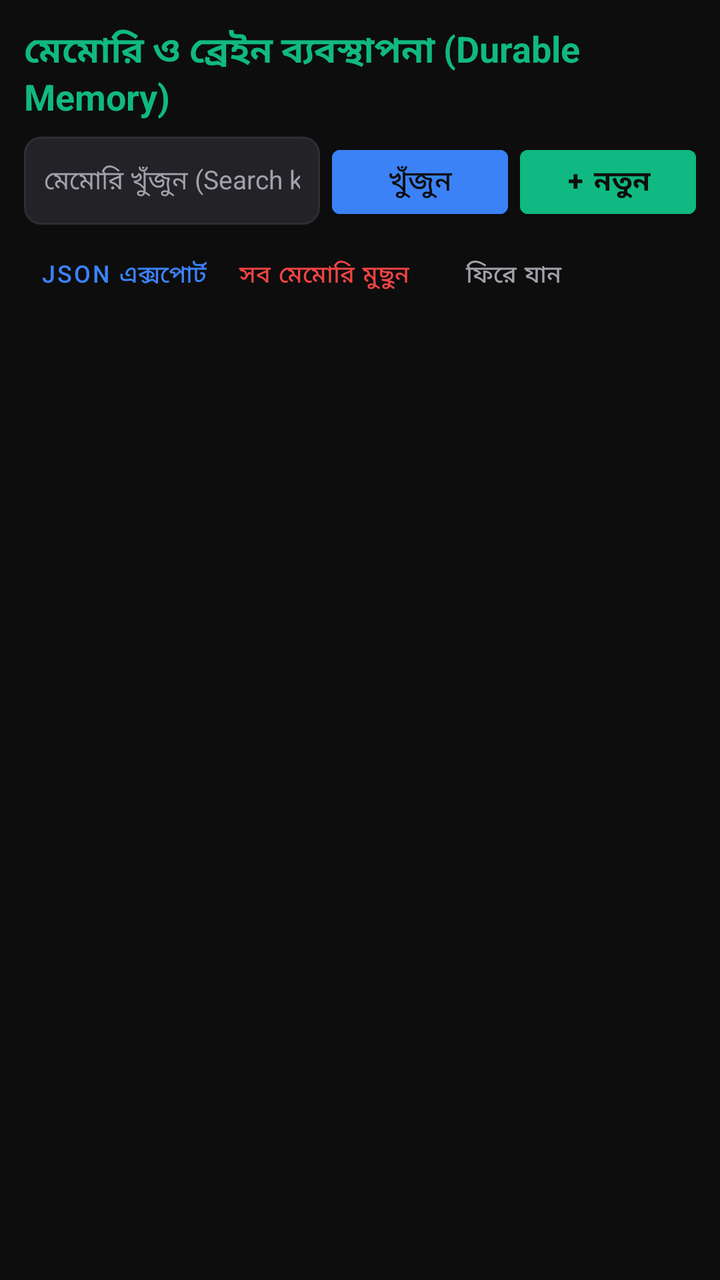
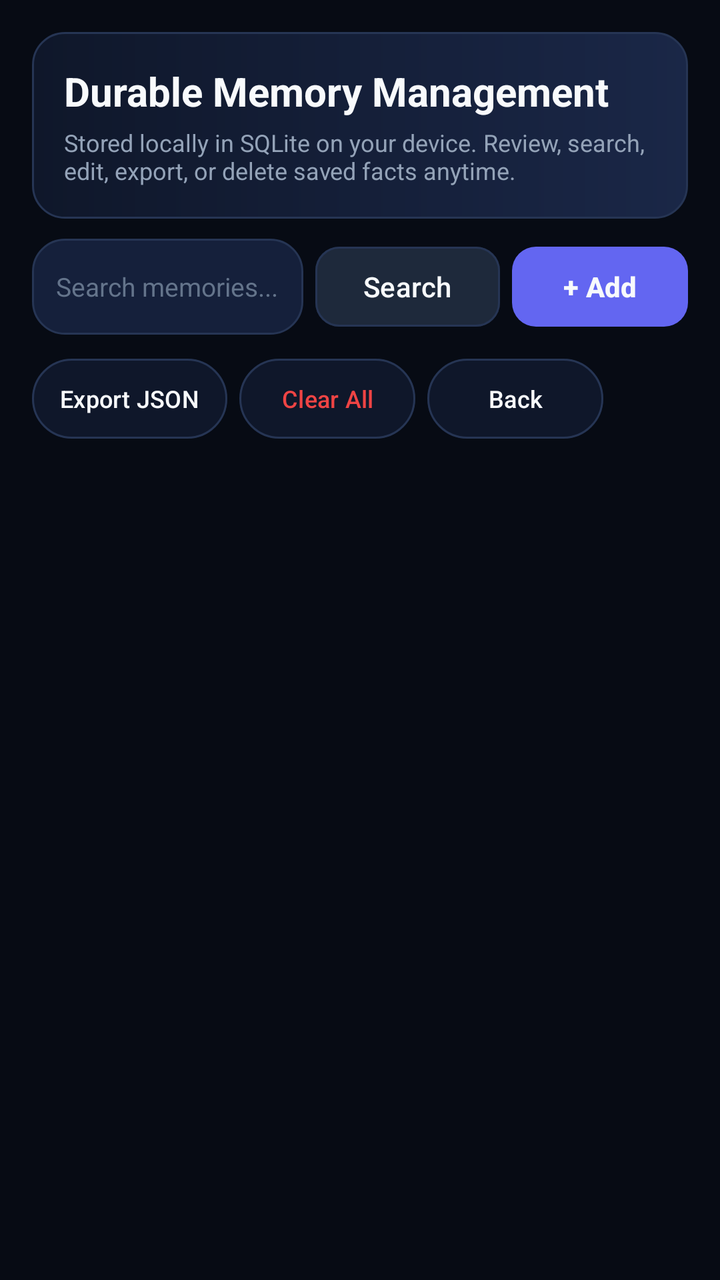

Before-and-after screenshots of an Android layout around one commit, followed by the original layout XML and the change that was made.
<!-- AndroidManifest.xml: application theme Theme.BengaliAgent -->
<!-- res/layout/activity_memory_settings.xml -->
<?xml version="1.0" encoding="utf-8"?>
<LinearLayout xmlns:android="http://schemas.android.com/apk/res/android"
    android:layout_width="match_parent"
    android:layout_height="match_parent"
    android:background="@color/bg_black"
    android:orientation="vertical"
    android:padding="12dp">

    <TextView
        android:layout_width="match_parent"
        android:layout_height="wrap_content"
        android:text="মেমোরি ও ব্রেইন ব্যবস্থাপনা (Durable Memory)"
        android:textColor="@color/accent_green"
        android:textSize="18sp"
        android:textStyle="bold" />

    
    <LinearLayout
        android:layout_width="match_parent"
        android:layout_height="wrap_content"
        android:layout_marginTop="8dp"
        android:orientation="horizontal">

        <EditText
            android:id="@+id/etSearchMemory"
            android:layout_width="0dp"
            android:layout_height="44dp"
            android:layout_weight="1"
            android:background="@drawable/bg_card"
            android:hint="মেমোরি খুঁজুন (Search keyword)..."
            android:inputType="text"
            android:paddingHorizontal="10dp"
            android:textColor="@color/text_primary"
            android:textColorHint="@color/text_secondary"
            android:textSize="13sp" />

        <Button
            android:id="@+id/btnSearchMemory"
            android:layout_width="wrap_content"
            android:layout_height="44dp"
            android:layout_marginStart="6dp"
            android:backgroundTint="@color/accent_blue"
            android:text="খুঁজুন" />

        <Button
            android:id="@+id/btnAddMemory"
            android:layout_width="wrap_content"
            android:layout_height="44dp"
            android:layout_marginStart="6dp"
            android:backgroundTint="@color/accent_green"
            android:text="+ নতুন"
            android:textColor="@color/bg_black"
            android:textStyle="bold" />
    </LinearLayout>

    
    <LinearLayout
        android:layout_width="match_parent"
        android:layout_height="wrap_content"
        android:layout_marginTop="6dp"
        android:gravity="center_vertical"
        android:orientation="horizontal">

        <Button
            android:id="@+id/btnExportMemory"
            style="@style/Widget.MaterialComponents.Button.TextButton"
            android:layout_width="wrap_content"
            android:layout_height="38dp"
            android:text="JSON এক্সপোর্ট"
            android:textColor="@color/accent_blue"
            android:textSize="12sp" />

        <Button
            android:id="@+id/btnClearAllMemory"
            style="@style/Widget.MaterialComponents.Button.TextButton"
            android:layout_width="wrap_content"
            android:layout_height="38dp"
            android:text="সব মেমোরি মুছুন"
            android:textColor="@color/accent_red"
            android:textSize="12sp" />

        <Button
            android:id="@+id/btnCloseMemory"
            style="@style/Widget.MaterialComponents.Button.TextButton"
            android:layout_width="wrap_content"
            android:layout_height="38dp"
            android:text="ফিরে যান"
            android:textColor="@color/text_secondary"
            android:textSize="12sp" />
    </LinearLayout>

    <androidx.recyclerview.widget.RecyclerView
        android:id="@+id/rvMemoryFacts"
        android:layout_width="match_parent"
        android:layout_height="0dp"
        android:layout_marginTop="6dp"
        android:layout_weight="1" />

</LinearLayout>
<!-- resources referenced by this layout -->
<resources>
  <color name="accent_blue">#3B82F6</color>
  <color name="accent_green">#10B981</color>
  <color name="bg_black">#0D0D0D</color>
  <color name="text_primary">#F4F4F5</color>
  <color name="text_secondary">#A1A1AA</color>
  <!-- drawable bg_card (drawable) -->
  <?xml version="1.0" encoding="utf-8"?>
  <shape xmlns:android="http://schemas.android.com/apk/res/android"
      android:shape="rectangle">
      <solid android:color="@color/bg_card" />
      <corners android:radius="8dp" />
      <stroke
          android:width="1dp"
          android:color="@color/divider" />
  </shape>
  <style name="Theme.BengaliAgent" parent="Theme.MaterialComponents.DayNight.NoActionBar">
          <item name="colorPrimary">@color/accent_green</item>
          <item name="colorPrimaryVariant">@color/bg_surface</item>
          <item name="colorOnPrimary">@color/bg_black</item>
          <item name="colorSecondary">@color/accent_blue</item>
          <item name="android:windowBackground">@color/bg_black</item>
          <item name="android:statusBarColor">@color/bg_black</item>
          <item name="android:navigationBarColor">@color/bg_black</item>
          <item name="android:textColorPrimary">@color/text_primary</item>
          <item name="android:textColorSecondary">@color/text_secondary</item>
      </style>
  <color name="bg_card">#222227</color>
  <color name="divider">#2E2E36</color>
  <color name="bg_surface">#18181B</color>
  <!-- unchanged entries left out for length: 1 -->
</resources>

<!-- the commit's change to res/layout/activity_memory_settings.xml (unified diff, before → after) -->
@@ -4,96 +4,108 @@
     android:layout_height="match_parent"
     android:background="@color/bg_black"
     android:orientation="vertical"
-    android:padding="12dp">
+    android:padding="@dimen/screen_padding">
 
-    <TextView
+    <LinearLayout
         android:layout_width="match_parent"
         android:layout_height="wrap_content"
-        android:text="মেমোরি ও ব্রেইন ব্যবস্থাপনা (Durable Memory)"
-        android:textColor="@color/accent_green"
-        android:textSize="18sp"
-        android:textStyle="bold" />
+        android:background="@drawable/bg_header_gradient"
+        android:orientation="vertical"
+        android:padding="@dimen/card_padding">
+
+        <TextView
+            android:layout_width="match_parent"
+            android:layout_height="wrap_content"
+            android:text="Durable Memory Management"
+            android:textColor="@color/text_primary"
+            android:textSize="20sp"
+            android:textStyle="bold" />
+
+        <TextView
+            android:layout_width="match_parent"
+            android:layout_height="wrap_content"
+            android:layout_marginTop="4dp"
+            android:text="Stored locally in SQLite on your device. Review, search, edit, export, or delete saved facts anytime."
+            android:textColor="@color/text_secondary"
+            android:textSize="12sp" />
+    </LinearLayout>
+
+    
+    <LinearLayout
+        android:layout_width="match_parent"
+        android:layout_height="wrap_content"
+        android:layout_marginTop="10dp"
+        android:gravity="center_vertical"
+        android:orientation="horizontal">
+
+        <EditText
+            android:id="@+id/etSearchMemory"
+            android:layout_width="0dp"
+            android:layout_height="48dp"
+            android:layout_weight="1"
+            android:background="@drawable/bg_card"
+            android:hint="Search memories..."
+            android:inputType="text"
+            android:paddingHorizontal="12dp"
+            android:textColor="@color/text_primary"
+            android:textColorHint="@color/text_muted"
+            android:textSize="13sp" />
+
+        <Button
+            android:id="@+id/btnSearchMemory"
+            style="@style/Widget.BengaliAgent.Button.Secondary"
+            android:layout_width="wrap_content"
+            android:layout_height="48dp"
+            android:layout_marginStart="6dp"
+            android:text="Search" />
+
+        <Button
+            android:id="@+id/btnAddMemory"
+            style="@style/Widget.BengaliAgent.Button.Primary"
+            android:layout_width="wrap_content"
+            android:layout_height="48dp"
+            android:layout_marginStart="6dp"
+            android:text="+ Add" />
+    </LinearLayout>
 
     
     <LinearLayout
         android:layout_width="match_parent"
         android:layout_height="wrap_content"
         android:layout_marginTop="8dp"
-        android:orientation="horizontal">
-
-        <EditText
-            android:id="@+id/etSearchMemory"
-            android:layout_width="0dp"
-            android:layout_height="44dp"
-            android:layout_weight="1"
-            android:background="@drawable/bg_card"
-            android:hint="মেমোরি খুঁজুন (Search keyword)..."
-            android:inputType="text"
-            android:paddingHorizontal="10dp"
-            android:textColor="@color/text_primary"
-            android:textColorHint="@color/text_secondary"
-            android:textSize="13sp" />
-
-        <Button
-            android:id="@+id/btnSearchMemory"
-            android:layout_width="wrap_content"
-            android:layout_height="44dp"
-            android:layout_marginStart="6dp"
-            android:backgroundTint="@color/accent_blue"
-            android:text="খুঁজুন" />
-
-        <Button
-            android:id="@+id/btnAddMemory"
-            android:layout_width="wrap_content"
-            android:layout_height="44dp"
-            android:layout_marginStart="6dp"
-            android:backgroundTint="@color/accent_green"
-            android:text="+ নতুন"
-            android:textColor="@color/bg_black"
-            android:textStyle="bold" />
-    </LinearLayout>
-
-    
-    <LinearLayout
-        android:layout_width="match_parent"
-        android:layout_height="wrap_content"
-        android:layout_marginTop="6dp"
         android:gravity="center_vertical"
         android:orientation="horizontal">
 
         <Button
             android:id="@+id/btnExportMemory"
-            style="@style/Widget.MaterialComponents.Button.TextButton"
+            style="@style/Widget.BengaliAgent.Button.Pill"
             android:layout_width="wrap_content"
-            android:layout_height="38dp"
-            android:text="JSON এক্সপোর্ট"
-            android:textColor="@color/accent_blue"
-            android:textSize="12sp" />
+            android:layout_height="48dp"
+            android:layout_marginEnd="6dp"
+            android:text="Export JSON" />
 
         <Button
             android:id="@+id/btnClearAllMemory"
-            style="@style/Widget.MaterialComponents.Button.TextButton"
+            style="@style/Widget.BengaliAgent.Button.Pill"
             android:layout_width="wrap_content"
-            android:layout_height="38dp"
-            android:text="সব মেমোরি মুছুন"
-            android:textColor="@color/accent_red"
-            android:textSize="12sp" />
+            android:layout_height="48dp"
+            android:layout_marginEnd="6dp"
+            android:text="Clear All"
+            android:textColor="@color/accent_red" />
 
         <Button
             android:id="@+id/btnCloseMemory"
-            style="@style/Widget.MaterialComponents.Button.TextButton"
+            style="@style/Widget.BengaliAgent.Button.Pill"
             android:layout_width="wrap_content"
-            android:layout_height="38dp"
-            android:text="ফিরে যান"
-            android:textColor="@color/text_secondary"
-            android:textSize="12sp" />
+            android:layout_height="48dp"
+            android:text="Back" />
     </LinearLayout>
 
     <androidx.recyclerview.widget.RecyclerView
         android:id="@+id/rvMemoryFacts"
         android:layout_width="match_parent"
         android:layout_height="0dp"
-        android:layout_marginTop="6dp"
+        android:layout_marginTop="8dp"
         android:layout_weight="1" />
 
 </LinearLayout>
<!-- resource entries referenced after the edit -->
@@ -1,34 +1,88 @@
 <!-- resources referenced by this layout -->
 <resources>
-  <color name="accent_blue">#3B82F6</color>
-  <color name="accent_green">#10B981</color>
-  <color name="bg_black">#0D0D0D</color>
-  <color name="text_primary">#F4F4F5</color>
-  <color name="text_secondary">#A1A1AA</color>
+  <color name="bg_black">#070B14</color>
+  <color name="text_muted">#64748B</color>
+  <color name="text_primary">#F8FAFC</color>
+  <color name="text_secondary">#94A3B8</color>
+  <dimen name="card_padding">16dp</dimen>
+  <dimen name="screen_padding">16dp</dimen>
   <!-- drawable bg_card (drawable) -->
   <?xml version="1.0" encoding="utf-8"?>
   <shape xmlns:android="http://schemas.android.com/apk/res/android"
       android:shape="rectangle">
       <solid android:color="@color/bg_card" />
-      <corners android:radius="8dp" />
+      <corners android:radius="@dimen/card_radius" />
       <stroke
           android:width="1dp"
           android:color="@color/divider" />
   </shape>
-  <style name="Theme.BengaliAgent" parent="Theme.MaterialComponents.DayNight.NoActionBar">
-          <item name="colorPrimary">@color/accent_green</item>
-          <item name="colorPrimaryVariant">@color/bg_surface</item>
-          <item name="colorOnPrimary">@color/bg_black</item>
-          <item name="colorSecondary">@color/accent_blue</item>
+  <!-- drawable bg_header_gradient (drawable) -->
+  <?xml version="1.0" encoding="utf-8"?>
+  <shape xmlns:android="http://schemas.android.com/apk/res/android"
+      android:shape="rectangle">
+      <gradient
+          android:angle="0"
+          android:endColor="#1A2747"
+          android:startColor="#0F172A"
+          android:type="linear" />
+      <corners android:radius="@dimen/card_radius" />
+      <stroke
+          android:width="1dp"
+          android:color="@color/divider" />
+  </shape>
+  <style name="Widget.BengaliAgent.Button.Pill" parent="Widget.Material3.Button.OutlinedButton">
+          <item name="backgroundTint">@color/bg_surface</item>
+          <item name="android:textColor">@color/text_primary</item>
+          <item name="strokeColor">@color/divider</item>
+          <item name="strokeWidth">1dp</item>
+          <item name="cornerRadius">@dimen/pill_radius</item>
+          <item name="android:minHeight">48dp</item>
+          <item name="android:paddingLeft">14dp</item>
+          <item name="android:paddingRight">14dp</item>
+          <item name="android:textAllCaps">false</item>
+          <item name="android:textSize">12sp</item>
+      </style>
+  <style name="Widget.BengaliAgent.Button.Primary" parent="Widget.Material3.Button">
+          <item name="backgroundTint">@color/accent_primary</item>
+          <item name="android:textColor">@color/text_primary</item>
+          <item name="cornerRadius">@dimen/button_radius</item>
+          <item name="android:minHeight">@dimen/touch_target_min</item>
+          <item name="android:textAllCaps">false</item>
+          <item name="android:textStyle">bold</item>
+      </style>
+  <style name="Widget.BengaliAgent.Button.Secondary" parent="Widget.Material3.Button.TonalButton">
+          <item name="backgroundTint">@color/bg_card_elevated</item>
+          <item name="android:textColor">@color/text_primary</item>
+          <item name="cornerRadius">@dimen/button_radius</item>
+          <item name="strokeColor">@color/divider</item>
+          <item name="strokeWidth">1dp</item>
+          <item name="android:minHeight">@dimen/touch_target_min</item>
+          <item name="android:textAllCaps">false</item>
+      </style>
+  <style name="Theme.BengaliAgent" parent="Theme.Material3.Dark.NoActionBar">
+          <item name="colorPrimary">@color/accent_primary</item>
+          <item name="colorOnPrimary">@color/text_primary</item>
+          <item name="colorSecondary">@color/accent_cyan</item>
+          <item name="colorOnSecondary">@color/bg_black</item>
+          <item name="colorSurface">@color/bg_surface</item>
+          <item name="colorOnSurface">@color/text_primary</item>
+          <item name="colorError">@color/accent_red</item>
           <item name="android:windowBackground">@color/bg_black</item>
           <item name="android:statusBarColor">@color/bg_black</item>
           <item name="android:navigationBarColor">@color/bg_black</item>
           <item name="android:textColorPrimary">@color/text_primary</item>
           <item name="android:textColorSecondary">@color/text_secondary</item>
       </style>
-  <color name="bg_card">#222227</color>
-  <color name="divider">#2E2E36</color>
-  <color name="bg_surface">#18181B</color>
+  <color name="bg_card">#15203B</color>
+  <dimen name="card_radius">16dp</dimen>
+  <color name="divider">#263554</color>
+  <color name="bg_surface">#0F172A</color>
+  <dimen name="pill_radius">20dp</dimen>
+  <color name="accent_primary">#6366F1</color>
+  <dimen name="button_radius">12dp</dimen>
+  <dimen name="touch_target_min">48dp</dimen>
+  <color name="bg_card_elevated">#1E293B</color>
+  <color name="accent_cyan">#06B6D4</color>
   <!-- unchanged entries left out for length: 1 -->
 </resources>
 
